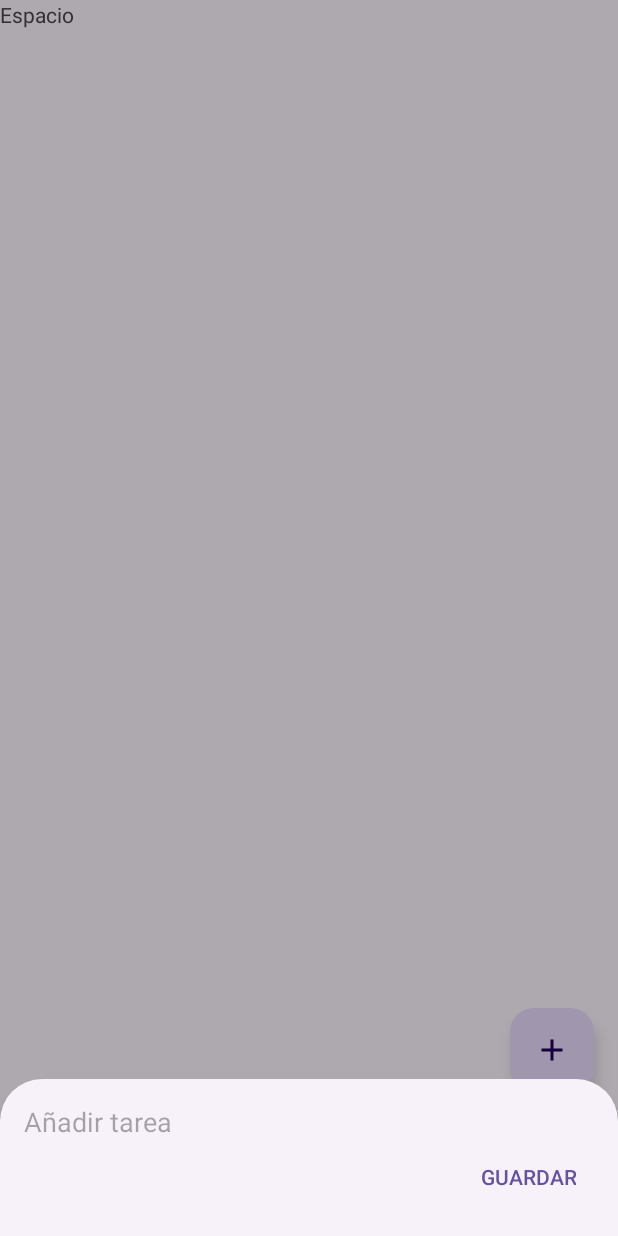
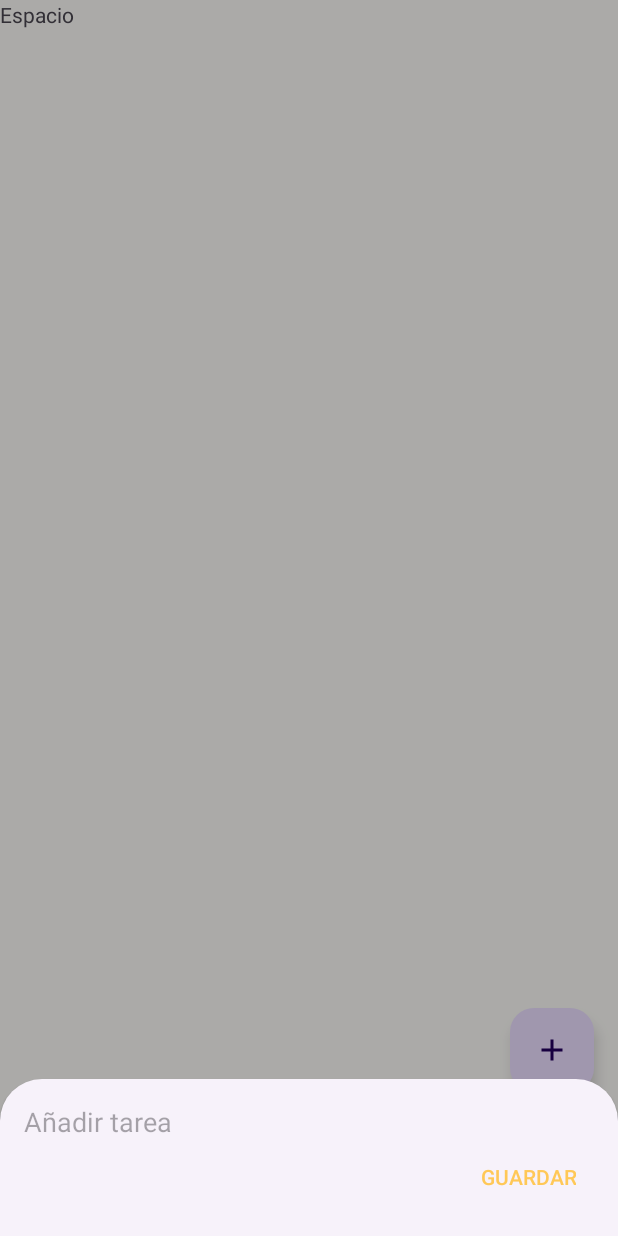
Before and after one commit to gsalvador209/LevelUP_Android, an Android app: the screen it shows after launch (MainActivity), after a tap on an icon or button, on a phone screen of 412 x 824 dp. Run offline under Robolectric (Android 15) with nearby library versions, the phone set to English and light mode, and no system bars; our stand-ins replace Room's generated code, navigation-ui.

Commit message:
ui(colors): add colors and themes

```diff
--- /dev/null
+++ b/app/src/main/res/values-night/colors.xml
@@ -0,0 +1,13 @@
+<?xml version="1.0" encoding="utf-8"?>
+<resources>
+    <!-- Dark Theme -->
+    <color name="colorPrimary">#FFB347</color>
+    <color name="colorOnPrimary">#1C1C1C</color>
+    <color name="colorSecondary">#6FB1A0</color>
+    <color name="colorOnSecondary">#FFFFFF</color>
+    <color name="colorBackground">#121212</color>
+    <color name="colorSurface">#1E1E1E</color>
+    <color name="colorOnBackground">#FFFFFF</color>
+    <color name="colorOnSurface">#FFFFFF</color>
+    <color name="colorError">#FF8787</color>
+</resources>
--- a/app/src/main/res/values-night/themes.xml
+++ b/app/src/main/res/values-night/themes.xml
@@ -4,4 +4,15 @@
         <!-- Customize your dark theme here. -->
         <!-- <item name="colorPrimary">@color/my_dark_primary</item> -->
     </style>
+
+    <style name="Theme.LevelUp" parent="Theme.Material3.DayNight.NoActionBar">
+        <item name="colorPrimary">@color/colorPrimary</item>
+        <item name="colorOnPrimary">@color/colorOnPrimary</item>
+        <item name="colorSecondary">@color/colorSecondary</item>
+        <item name="colorOnSecondary">@color/colorOnSecondary</item>
+        <item name="android:colorBackground">@color/colorBackground</item>
+        <item name="colorSurface">@color/colorSurface</item>
+        <item name="colorError">@color/colorError</item>
+    </style>
+
 </resources>
--- a/app/src/main/res/values/colors.xml
+++ b/app/src/main/res/values/colors.xml
@@ -1,5 +1,14 @@
 <?xml version="1.0" encoding="utf-8"?>
+
 <resources>
-    <color name="black">#FF000000</color>
-    <color name="white">#FFFFFFFF</color>
+    <!-- Light Theme -->
+    <color name="colorPrimary">#FFC857</color>
+    <color name="colorOnPrimary">#1C1C1C</color>
+    <color name="colorSecondary">#A3D2CA</color>
+    <color name="colorOnSecondary">#1C1C1C</color>
+    <color name="colorBackground">#FAF9F6</color>
+    <color name="colorSurface">#FFFFFF</color>
+    <color name="colorOnBackground">#1C1C1C</color>
+    <color name="colorOnSurface">#1C1C1C</color>
+    <color name="colorError">#FF6B6B</color>
 </resources>
--- a/app/src/main/res/values/themes.xml
+++ b/app/src/main/res/values/themes.xml
@@ -5,5 +5,13 @@
         <!-- <item name="colorPrimary">@color/my_light_primary</item> -->
     </style>
 
-    <style name="Theme.LevelUp" parent="Base.Theme.LevelUp" />
+    <style name="Theme.LevelUp" parent="Theme.Material3.DayNight.NoActionBar">
+        <item name="colorPrimary">@color/colorPrimary</item>
+        <item name="colorOnPrimary">@color/colorOnPrimary</item>
+        <item name="colorSecondary">@color/colorSecondary</item>
+        <item name="colorOnSecondary">@color/colorOnSecondary</item>
+        <item name="android:colorBackground">@color/colorBackground</item>
+        <item name="colorSurface">@color/colorSurface</item>
+        <item name="colorError">@color/colorError</item>
+    </style>
 </resources>
```
